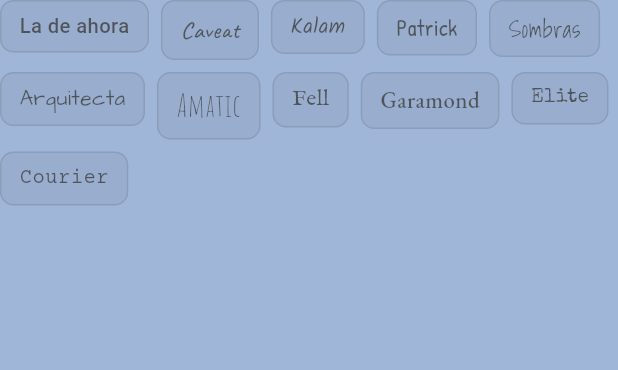
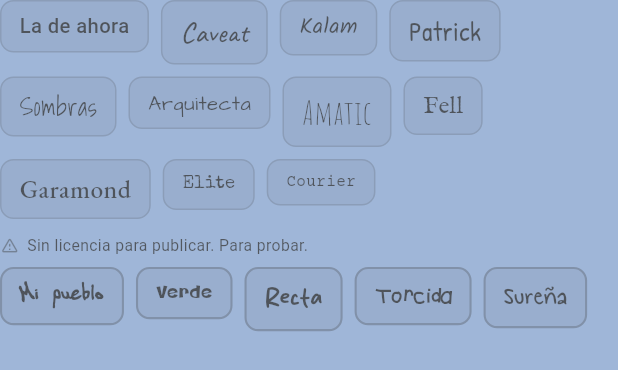
Before and after one commit to BrunoGoat/the-wall, a Flutter app: the _Fonts widget shown alone on an empty page, opened directly with empty values, on a phone screen of 412 x 824 dp. Shown: the top 370 px of the screen. Run offline on Flutter 3.47's test engine with Material 3 defaults, Android fonts, the phone set to English and light mode, and no system bars; our stand-ins replace audioplayers, shared_preferences; accounts and stored records are empty.

Commit message:
Cinco letras más para probar, y los factores de tamaño medidos
Las cinco que llegaron entran como opciones, y con ellas ya son quince. Pero
ninguna de las cinco se puede publicar tal cual, así que van apartadas en el
selector, con su aviso encima, y con la tabla de lo que dice cada licencia en
lib/ui/note_font.dart:

  Mi pueblo   sin autor ni licencia dentro del archivo
  Verde       de SKYTROOPAS, sin licencia dentro
  Recta       de MJType: sólo uso personal, comercial se paga aparte
  Torcida     de Khrys Bosland, sin licencia dentro
  Sureña      de Kimberly Geswein: personal libre, comercial cinco dólares

Antes de una tienda hay que quedarse con una y arreglarla —pagarla, escribirle
al autor, o cambiarla por una libre parecida—, y mientras tanto cada
compilación las lleva dentro.

Y los factores de tamaño dejan de estar puestos a ojo. Se midió cuánto ocupa
una frase larga con cada letra: Courier cabe un veintiuno por ciento menos por
línea que la de referencia y Amatic un sesenta y tres por ciento más, así que
el mismo cuerpo nominal da letras que no se parecen en nada. Con los números
medidos, elegir una letra es elegir una letra y no un tamaño. Las diferencias
eran grandes: Caveat pasa de 1,22 a 1,41 y Courier de 1,02 a 0,79.

El archivo de cada letra vive ahora en su propia entrada del catálogo, porque
dos de las nuevas son OTF y el test que las carga todas iba a buscarlas por
extensión fija. Con eso, las quince por los cuatro cuerpos por los
cuatrocientos treinta y seis bandos siguen entrando en el papel.

Co-Authored-By: Claude Opus 5 <noreply@anthropic.com>
Claude-Session: https://claude.ai/code/session_01Fa4yrMpud9wiHg23Qe75CA

```diff
--- a/lib/ui/note_font.dart
+++ b/lib/ui/note_font.dart
@@ -1,45 +1,83 @@
 /// Las letras que puede llevar un papel del tablón.
 ///
 /// Van en el repositorio y no traídas de internet: un tablón tiene que poder
-/// leerse en un tren sin cobertura. Son diez, de tres familias distintas —
-/// manuscritas, de imprenta vieja y de máquina de escribir— porque lo que hay
-/// clavado en un tablón de plaza lo escribió alguien a mano, lo imprimió una
-/// prensa o lo picó una máquina, y las tres cosas conviven.
+/// leerse en un tren sin cobertura.
+///
+/// ## Licencias
+///
+/// Las diez primeras son libres —licencia abierta de fuentes o Apache— y se
+/// pueden publicar. **Las cinco últimas no**, y por eso están apartadas: son
+/// para elegir, no para quedarse. Lo que dice cada una:
+///
+/// | Letra          | Autor           | Qué dice su licencia                  |
+/// |----------------|-----------------|---------------------------------------|
+/// | Mi pueblo      | —               | No trae ninguna. Se desconoce.        |
+/// | Verde          | SKYTROOPAS      | No trae ninguna. Se desconoce.        |
+/// | Recta          | MJType          | Sólo uso personal. Comercial se paga. |
+/// | Torcida        | Khrys Bosland   | No trae ninguna. Se desconoce.        |
+/// | Sureña         | Kimberly Gesw.  | Personal libre; comercial, 5 dólares. |
+///
+/// Antes de publicar en una tienda hay que quedarse con una y arreglarla:
+/// pagar su licencia, escribirle al autor, o cambiarla por una libre que se
+/// le parezca. Mientras tanto cada compilación las lleva dentro, así que
+/// tampoco conviene repartir esas compilaciones más de la cuenta.
 library;
 
 enum NoteFont {
   /// La del sistema, que es con la que venía. Se queda para poder comparar.
-  sistema(null, 'La de ahora', 1.0),
+  sistema(null, null, 'La de ahora', 1.0),
 
   // ------------------------------------------------------------ a mano
-  caveat('Caveat', 'Caveat', 1.22),
-  kalam('Kalam', 'Kalam', 1.02),
-  patrick('PatrickHand', 'Patrick', 1.1),
-  sombras('ShadowsIntoLight', 'Sombras', 1.16),
-  arquitecta('ArchitectsDaughter', 'Arquitecta', 1.04),
-  amatic('AmaticSC', 'Amatic', 1.5),
+  caveat('Caveat', 'Caveat.ttf', 'Caveat', 1.41),
+  kalam('Kalam', 'Kalam.ttf', 'Kalam', 1.09),
+  patrick('PatrickHand', 'PatrickHand.ttf', 'Patrick', 1.31),
+  sombras('ShadowsIntoLight', 'ShadowsIntoLight.ttf', 'Sombras', 1.25),
+  arquitecta(
+    'ArchitectsDaughter',
+    'ArchitectsDaughter.ttf',
+    'Arquitecta',
+    1.01,
+  ),
+  amatic('AmaticSC', 'AmaticSC.ttf', 'Amatic', 1.63),
 
   // -------------------------------------------------- de imprenta vieja
-  fell('IMFellEnglish', 'Fell', 1.08),
-  garamond('EBGaramond', 'Garamond', 1.12),
+  fell('IMFellEnglish', 'IMFellEnglish.ttf', 'Fell', 1.17),
+  garamond('EBGaramond', 'EBGaramond.ttf', 'Garamond', 1.26),
 
   // ------------------------------------------------- de máquina de escribir
-  elite('SpecialElite', 'Elite', 1.0),
-  courier('CourierPrime', 'Courier', 1.02);
+  elite('SpecialElite', 'SpecialElite.ttf', 'Elite', 0.91),
+  courier('CourierPrime', 'CourierPrime.ttf', 'Courier', 0.79),
 
-  const NoteFont(this.family, this.label, this.scale);
+  // ------------------------------------------- de prueba, sin licencia clara
+  miPueblo('MyTown', 'MyTown.otf', 'Mi pueblo', 1.14),
+  verde('GreenTown', 'GreenTown.ttf', 'Verde', 0.91),
+  recta('StraightTown', 'StraightTown.otf', 'Recta', 1.36),
+  torcida('KBCrazyTown', 'KBCrazyTown.ttf', 'Torcida', 1.14),
+  surena('KGSouthernGirl', 'KGSouthernGirl.ttf', 'Sureña', 1.25);
+
+  const NoteFont(this.family, this.asset, this.label, this.scale);
 
   /// Null quiere decir la del sistema.
   final String? family;
+
+  /// El archivo, dentro de `assets/fonts/`. En un solo sitio porque hay un
+  /// test que las carga todas para medir si el texto cabe, y dos listas de
+  /// nombres de archivo se separan en cuanto se añade una.
+  final String? asset;
+
   final String label;
 
-  /// Cuánto hay que agrandarla para que se lea como las demás.
+  /// Cuánto hay que agrandarla para que quepa lo mismo por línea que las demás.
   ///
-  /// No es un capricho: una manuscrita de cuerpo doce se lee mucho más chica
-  /// que una de palo seco del mismo cuerpo, porque su altura de equis es menor.
-  /// Sin esto, elegir Amatic sería elegir «letra diminuta» y la comparación no
-  /// diría nada sobre la letra.
+  /// Medido, no puesto a ojo: es cuánto ocupa una frase larga con esta letra
+  /// comparada con la de referencia. No es un capricho — una manuscrita
+  /// estrecha de cuerpo doce cabe casi el doble por línea que una de máquina
+  /// de escribir del mismo cuerpo, así que sin esto elegir Amatic sería elegir
+  /// «letra diminuta» y la comparación no diría nada sobre la letra.
   final double scale;
+
+  /// Si se puede publicar. Las de prueba no. Ver la tabla de arriba.
+  bool get libre => index <= courier.index;
 
   static NoteFont? porNombre(String name) {
     for (final v in values) {
--- a/lib/ui/settings_sheet.dart
+++ b/lib/ui/settings_sheet.dart
@@ -495,11 +495,15 @@ class _Row extends StatelessWidget {
   }
 }
 
-/// Las diez letras que puede llevar un papel, para ir probándolas.
+/// Las letras que puede llevar un papel, para ir probándolas.
 ///
 /// Cada botón está escrito con su propia letra, que es lo único que hace falta
 /// para elegir: una lista de nombres en la letra del sistema no dice nada de
 /// cómo se va a ver el tablón.
+///
+/// Las de prueba van aparte y avisadas. No es un detalle de orden: son cinco
+/// letras que no se pueden publicar tal cual, y quien elija una tiene que
+/// saberlo aquí y no al preparar la tienda.
 class _Fonts extends StatelessWidget {
   const _Fonts({
     required this.theme,
@@ -514,11 +518,40 @@ class _Fonts extends StatelessWidget {
   @override
   Widget build(BuildContext context) {
     final t = theme;
-    return Wrap(
+    return Column(
+      crossAxisAlignment: CrossAxisAlignment.start,
+      children: [
+        _fila(t, [
+          for (final f in NoteFont.values)
+            if (f.libre) f,
+        ]),
+        const SizedBox(height: 10),
+        Row(
+          children: [
+            Icon(Icons.warning_amber_rounded, size: 13, color: t.fgFaint),
+            const SizedBox(width: 5),
+            Expanded(
+              child: Text(
+                'Sin licencia para publicar. Para probar.',
+                style: t.bodySoft.copyWith(fontSize: 10.5),
+              ),
+            ),
+          ],
+        ),
+        const SizedBox(height: 7),
+        _fila(t, [
+          for (final f in NoteFont.values)
+            if (!f.libre) f,
+        ]),
+      ],
+    );
+  }
+
+  Widget _fila(UiTheme t, List<NoteFont> fuentes) => Wrap(
     spacing: 8,
     runSpacing: 8,
     children: [
-        for (final f in NoteFont.values)
+      for (final f in fuentes)
         GestureDetector(
           onTap: () {
             Sensory.instance.tick();
@@ -534,7 +567,9 @@ class _Fonts extends StatelessWidget {
               border: Border.all(
                 color: f.name == value
                     ? t.accent.withValues(alpha: 0.7)
-                      : t.fg.withValues(alpha: 0.12),
+                    : t.fg.withValues(alpha: f.libre ? 0.12 : 0.2),
+                style: f.libre ? BorderStyle.solid : BorderStyle.solid,
+                width: f.libre ? 1 : 1.4,
               ),
             ),
             child: Text(
@@ -543,9 +578,7 @@ class _Fonts extends StatelessWidget {
                 fontFamily: f.family,
                 fontSize: 13.5 * f.scale,
                 color: f.name == value ? t.accent : t.fgSoft,
-                  fontWeight: f.name == value
-                      ? FontWeight.w700
-                      : FontWeight.w500,
+                fontWeight: f.name == value ? FontWeight.w700 : FontWeight.w500,
               ),
             ),
           ),
@@ -553,4 +586,3 @@ class _Fonts extends StatelessWidget {
     ],
   );
 }
-}
```
Also changed, not shown: pubspec.yaml (+19 -0 lines), assets/fonts/GreenTown.ttf (added), assets/fonts/KBCrazyTown.ttf (added), assets/fonts/KGSouthernGirl.ttf (added), assets/fonts/MyTown.otf (added), assets/fonts/StraightTown.otf (added), 1 other file. Lines whose indentation alone changed are shown as unchanged.
